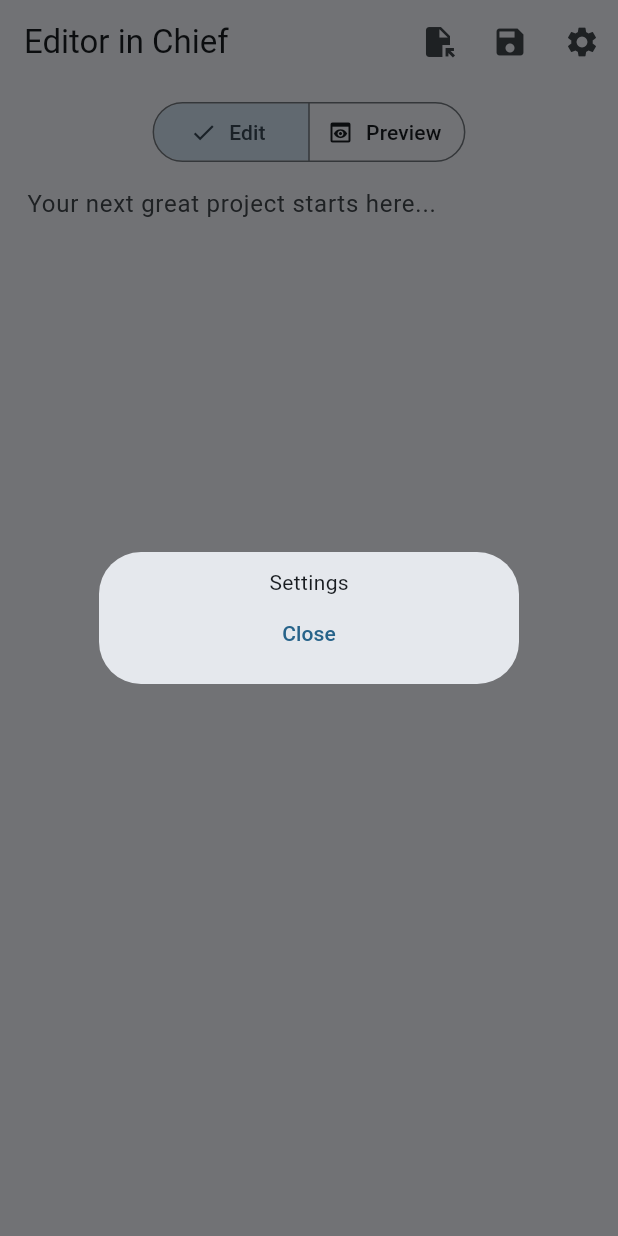
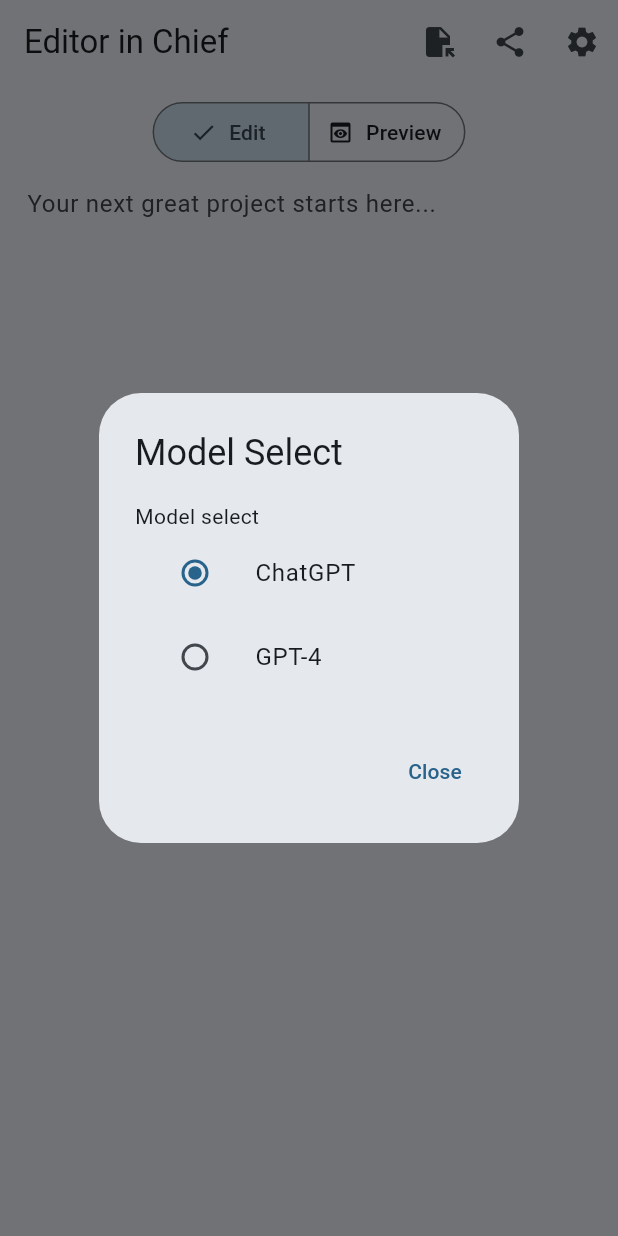
Before and after one commit to editorinchiefoss/editor_in_chief, a Flutter app: the screen it shows after launch, after a tap on the "settings" icon, on a phone screen of 412 x 824 dp. Run offline on Flutter 3.47's test engine with Material 2 defaults, Android fonts, the phone set to English and light mode, and no system bars; our stand-ins replace file_picker, flutter_markdown, share_plus.

Commit message:
Share + Basic Settings

```diff
--- a/lib/main.dart
+++ b/lib/main.dart
@@ -2,6 +2,7 @@
 import 'package:editor_in_chief/markdown_widget.dart';
 import 'package:file_picker/file_picker.dart';
 import 'package:flutter/material.dart';
+import 'package:share_plus/share_plus.dart';
 
 void main() {
   runApp(const MyApp());
@@ -31,6 +32,8 @@
 
 TextEditingController textController = TextEditingController();
 
+enum ModelName { gpt4, gpt35turbo, gpt35turbo16k }
+
 class EditorPage extends StatefulWidget {
   final String title;
 
@@ -41,6 +44,10 @@
 }
 
 class _EditorPageState extends State<EditorPage> {
+  ModelName? _modelName = ModelName.gpt35turbo16k;
+  double temperature = 0.1;
+  int contextLength = 7000;
+
   Future<void> openFile() async {
     FilePickerResult? result = await FilePicker.platform
         .pickFiles(type: FileType.custom, allowedExtensions: ['txt', 'md']);
@@ -54,66 +61,102 @@
     }
   }
 
-  void saveFile() async {
-    String? outputFile = await FilePicker.platform.saveFile(
-        dialogTitle: 'Please select an output file:',
-        fileName: 'text.txt',
-        allowedExtensions: ['txt', 'md']);
+  void saveOrShareFile() async {
+    if (Platform.isIOS || Platform.isAndroid) {
+      final box = context.findRenderObject() as RenderBox?;
 
-    if (outputFile != null) {
-      File file = File(outputFile);
-      file.writeAsString(textController.text);
+      await Share.share(
+        textController.text,
+        subject: "My piece from Editor in Chief",
+        sharePositionOrigin: box!.localToGlobal(Offset.zero) & box.size,
+      );
     } else {
-      // User canceled the picker
+      String? outputFile = await FilePicker.platform.saveFile(
+          dialogTitle: 'Please select an output file:',
+          fileName: 'text.txt',
+          allowedExtensions: ['txt', 'md']);
+
+      if (outputFile != null) {
+        File file = File(outputFile);
+        file.writeAsString(textController.text);
+      } else {
+        // User canceled the picker
+      }
     }
-  }
-
-  void openSettings(BuildContext context) async {
-    String? results = await showDialog<String>(
-        context: context,
-        builder: (BuildContext context) => Dialog(
-              child: Padding(
-                padding: const EdgeInsets.all(10.0),
-                child: Column(
-                  children: [
-                    const Text('Settings'),
-                    TextButton(
-                        onPressed: () {
-                          Navigator.pop(context);
-                        },
-                        child: const Text("Close"))
-                  ],
-                ),
-              ),
-            ));
   }
 
   @override
   Widget build(BuildContext context) {
+    Icon shareIcon;
+
+    if (Platform.isAndroid || Platform.isIOS) {
+      shareIcon = const Icon(Icons.share);
+    } else {
+      shareIcon = const Icon(Icons.save);
+    }
+
     return Scaffold(
       appBar: AppBar(
         title: Text(widget.title),
         actions: <Widget>[
           IconButton(onPressed: openFile, icon: const Icon(Icons.file_open)),
-          IconButton(onPressed: saveFile, icon: const Icon(Icons.save)),
+          IconButton(onPressed: saveOrShareFile, icon: shareIcon),
           IconButton(
               onPressed: () => showDialog<String>(
                   context: context,
-                  builder: (BuildContext context) => Dialog(
-                        child: Padding(
-                          padding: const EdgeInsets.all(10.0),
-                          child: Column(
-                            mainAxisSize: MainAxisSize.min,
-                            children: [
-                              const Text('Settings'),
-                              TextButton(
-                                  onPressed: () {
-                                    Navigator.pop(context);
-                                  },
-                                  child: const Text("Close"))
-                            ],
-                          ),
-                        ),
+                  builder: (BuildContext context) => AlertDialog(
+                        title: const Text("Model Select"),
+                        content: StatefulBuilder(builder:
+                            (BuildContext context, StateSetter setState) {
+                          return SingleChildScrollView(
+                            child: ListBody(
+                              children: <Widget>[
+                                const Text('Model select'),
+                                ListTile(
+                                  title: const Text('ChatGPT'),
+                                  leading: Radio<ModelName>(
+                                      value: ModelName.gpt35turbo16k,
+                                      groupValue: _modelName,
+                                      onChanged: (ModelName? value) {
+                                        setState(() {
+                                          _modelName = value;
+                                          if (_modelName ==
+                                              ModelName.gpt35turbo16k) {
+                                            contextLength = 7000;
+                                          } else {
+                                            contextLength = 3500;
+                                          }
+                                        });
+                                      }),
+                                ),
+                                ListTile(
+                                  title: const Text('GPT-4'),
+                                  leading: Radio<ModelName>(
+                                      value: ModelName.gpt4,
+                                      groupValue: _modelName,
+                                      onChanged: (ModelName? value) {
+                                        setState(() {
+                                          _modelName = value;
+                                          if (_modelName ==
+                                              ModelName.gpt35turbo16k) {
+                                            contextLength = 7000;
+                                          } else {
+                                            contextLength = 3500;
+                                          }
+                                        });
+                                      }),
+                                )
+                              ],
+                            ),
+                          );
+                        }),
+                        actions: [
+                          TextButton(
+                              onPressed: () {
+                                Navigator.pop(context);
+                              },
+                              child: const Text("Close"))
+                        ],
                       )),
               icon: const Icon(Icons.settings))
         ],
--- a/pubspec.yaml
+++ b/pubspec.yaml
@@ -37,6 +37,8 @@
   cupertino_icons: ^1.0.2
   file_picker: ^5.3.3
   flutter_markdown: ^0.6.17
+  share_plus: ^4.1.0
+  shared_preferences: ^2.2.0
 
 dev_dependencies:
   flutter_test:
@@ -92,7 +94,5 @@
   # see https://flutter.dev/custom-fonts/#from-packages
 
 flutter_icons:
-  linux: true
-  macos: true
-  windows: true
+  android: true
   image_path: "assets/icons/512x512.png"
```
Also changed, not shown: pubspec.lock, 6 other files.
